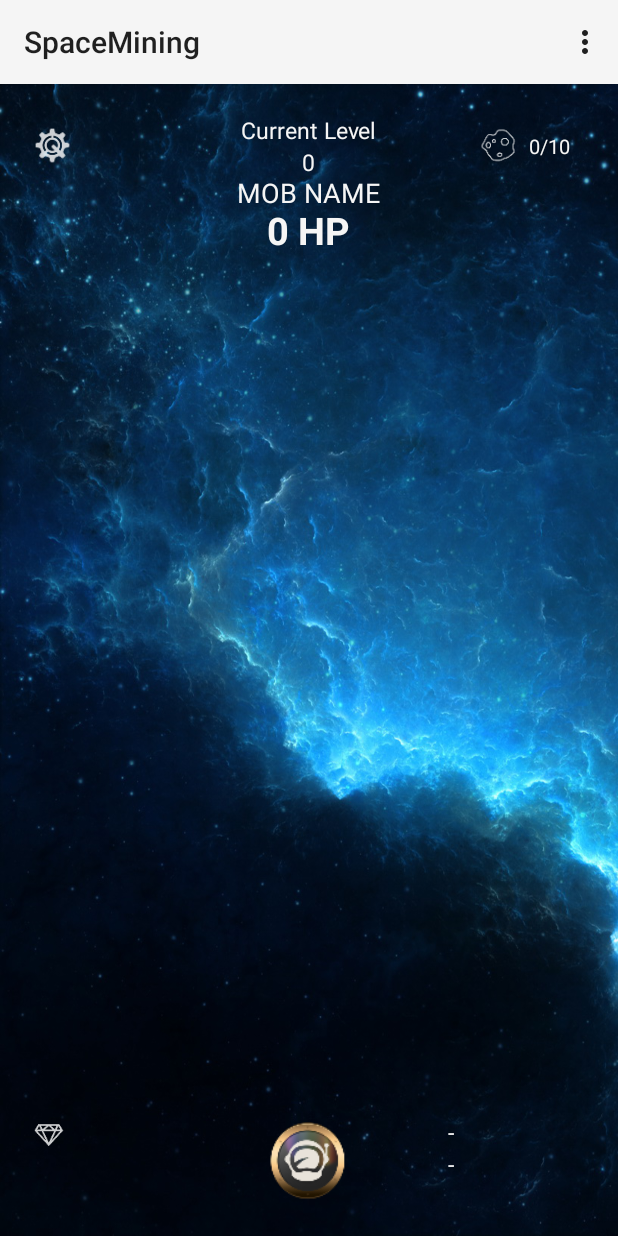
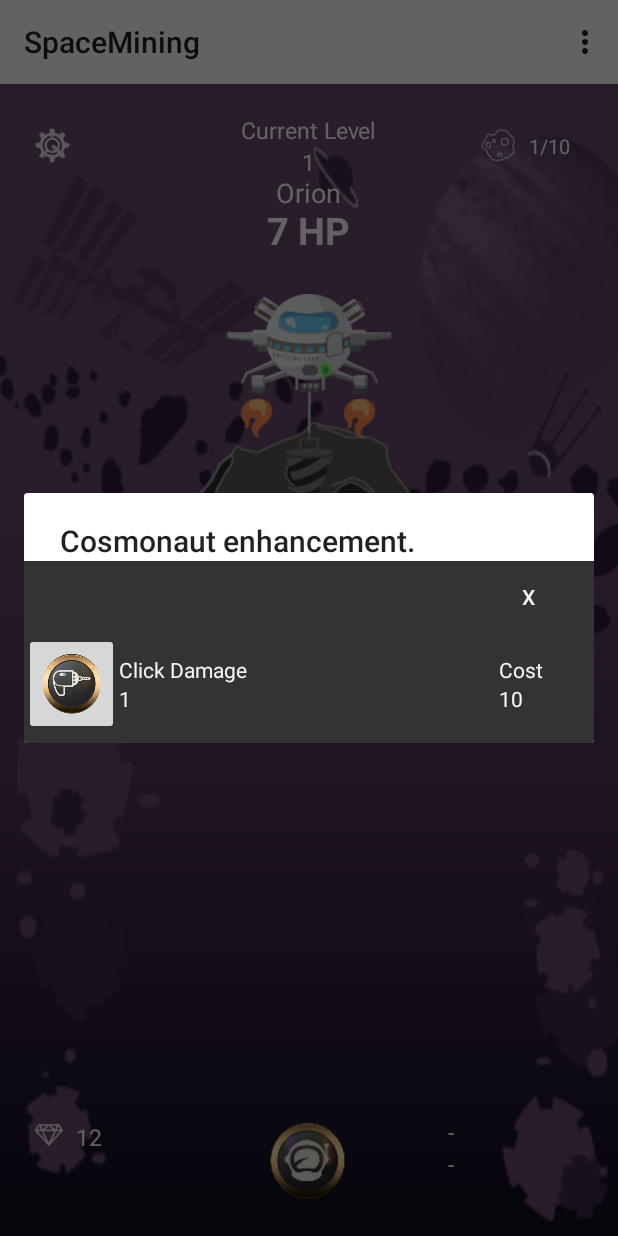
Before and after one commit to adrienLePiou/SpaceMining, an Android app: the screen it shows after launch (MainActivity), after a tap on an icon or button, on a phone screen of 412 x 824 dp. Run offline under Robolectric (Android 15) with nearby library versions, the phone set to English and light mode, and no system bars.

Commit message:
New POPUP for the Cosmonaut Menu enhancement. -> There is still a bug on the Display of click damage and next upgrade cost.
New Class : Spaceship (set and get DPS)
New Element : Spaceship

New Function for the DPS.

```diff
--- a/app/src/main/java/com/alp/android/spacemining/MainActivity.java
+++ b/app/src/main/java/com/alp/android/spacemining/MainActivity.java
@@ -2,16 +2,19 @@ package com.alp.android.spacemining;
 
 import android.annotation.TargetApi;
 import android.app.Activity;
+import android.app.Dialog;
 import android.graphics.Bitmap;
 import android.graphics.BitmapFactory;
 import android.os.Build;
 import android.os.Bundle;
+import android.os.Handler;
 import android.util.Log;
 import android.view.Menu;
 import android.view.MenuInflater;
 import android.view.MenuItem;
 import android.view.View;
 import android.view.ViewGroup;
+import android.widget.ImageButton;
 import android.widget.ImageView;
 import android.widget.PopupMenu;
 import android.widget.RelativeLayout;
@@ -36,6 +39,7 @@ import android.widget.PopupWindow;
 
 
 import java.util.Random;
+import java.util.Timer;
 
 public class MainActivity extends Activity {
 
@@ -43,17 +47,91 @@ public class MainActivity extends Activity {
     protected void onCreate(Bundle savedInstanceState) {
         super.onCreate(savedInstanceState);
         setContentView(R.layout.activity_main);
+        displayAsteroidStyle(AsteroidStyle);
+        displayCurrentLvl(lvl);
+        displayLvlName(LvlName);
 
+        // DPS TIMER METHOD
+        final Handler h = new Handler();
+        h.postDelayed(new Runnable()
+        {
+            private long time = 0;
 
+            @Override
+            public void run() {
+                DPS();
+                if( asteroidHP > 0 ){
+                    /* The hp of the mob decreases*/
+                    displayMobLife(asteroidHP);
+                } else { /* If the monster doesn't have HP anymore*/
+                    totalCrystal = totalCrystal + Asteroid.getAsteroidGold(lvl); /* We had the gold of the monster to the total amount of gold*/
+                    astKilled = astKilled + 1; /* We increment the number of monster killed*/
+                    displayAsteroidsKilled(astKilled); /* We display the number of monster killed*/
+                    displayTotalCrystal(totalCrystal); /* We display the total gold we have*/
+                    if (astKilled % 10 == 0){ /*  If the amount of monster killed is dividable by 10 */
+                        displayAsteroidsKilled(astKilled);
+                        lvl = lvl + 1; /* We increment the lvl */
+                        astKilled = 0;
+                        Asteroid = new asteroid(); /* We create the new monster */
+                        Asteroid.setLvl(lvl); /* We set the new lvl */
+                        asteroidHP = Asteroid.getAsteroidHP(); /* We create a new monster */
+                        AsteroidStyle = Asteroid.getAsteroidStyle(); /* We get its color */
+                        displayMobLife(asteroidHP); /* We display the monster's HP */
+                        displayAsteroidStyle(AsteroidStyle); /* We display its color */
+                        displayAsteroidsKilled(astKilled);
+                    } else { /* If we didn't kill 10 monsters */
+                        Asteroid = new asteroid(); /* We create the new monster */
+                        Asteroid.setLvl(lvl); /* We set the new lvl */
+                        asteroidHP = Asteroid.getAsteroidHP(); /* We create a new monster */
+                        AsteroidStyle = Asteroid.getAsteroidStyle(); /* We get its color */
+                        displayMobLife(asteroidHP); /* We display the monster's HP */
+                        displayAsteroidStyle(AsteroidStyle); /* We display its color */
+                        displayAsteroidsKilled(astKilled);
+                    }
+                }
+                time += 1000;
+                Log.d("TimerExample", "Going for... " + time);
+                h.postDelayed(this, 1000);
+            }
+        }, 1000); // 1 second delay (takes millis)
 
-        Button popUpButton = (Button) findViewById(R.id.open);
-        popUpButton.setOnClickListener(new OnClickListener() {
+        // CREATE COSMONAUT ENHANCEMENT POPUP MENU
+
+        Button button = (Button) findViewById(R.id.open);
+
+        // add button listener
+        button.setOnClickListener(new OnClickListener() {
 
             @Override
             public void onClick(View arg0) {
-                // TODO Auto-generated method stub
-                if (p != null)
-                    showPopup(MainActivity.this, p);
+
+                // custom dialog
+                final Dialog dialog = new Dialog(MainActivity.this);
+                dialog.setContentView(R.layout.cosmonaute_popup);
+                dialog.setTitle("Cosmonaut enhancement.");
+                //dialog.getWindow().getAttributes().y = 400;
+
+                final TextView heroCDCostTxt = (TextView) dialog.findViewById(R.id.pu_cd_cost);
+                heroCDCostTxt.setText(String.valueOf(heroCDCost));
+                Button dialogButton = (Button) dialog.findViewById(R.id.close);
+                // if button is clicked, close the custom dialog
+                dialogButton.setOnClickListener(new OnClickListener() {
+                    @Override
+                    public void onClick(View v) {
+                        dialog.dismiss();
+                    }
+                });
+
+                ImageButton CDButton = (ImageButton) dialog.findViewById(R.id.imageButton1);
+                // if button is clicked, Activate setClickDmg function.
+                CDButton.setOnClickListener(new OnClickListener() {
+                    @Override
+                    public void onClick(View v) {
+                        setClickDmg(findViewById(R.id.LinearCosmonautePopup));
+                    }
+                });
+
+                dialog.show();
             }
         });
     }
@@ -80,81 +158,6 @@ public class MainActivity extends Activity {
         return super.onOptionsItemSelected(item);
     }
 
-    private Point p;
-
-    @Override
-    public void onWindowFocusChanged(boolean hasFocus) {
-        int[] location = new int[2];
-        Button button = (Button) findViewById(R.id.open);
-
-        button.getLocationOnScreen(location);
-        // Initialize the Point with x, and y positions
-        p = new Point();
-        p.x = location[0];
-        p.y = location[1];
-
-
-
-    }
-
-
-
-    public void showPopup(final Activity context, Point p) {
-
-        Rect rectgle= new Rect();
-        Window window= getWindow();
-        window.getDecorView().getWindowVisibleDisplayFrame(rectgle);
-        int StatusBarHeight= rectgle.top;
-        int contentViewTop=
-                window.findViewById(Window.ID_ANDROID_CONTENT).getTop();
-        int TitleBarHeight= contentViewTop - StatusBarHeight;
-        Display display = ((WindowManager) getSystemService(Context.WINDOW_SERVICE)).getDefaultDisplay();
-        int popupWidth = display.getWidth();
-        int popupHeight = (display.getHeight()-TitleBarHeight);
-
-        // Inflate the popup_layout.xml
-        RelativeLayout viewGroup = (RelativeLayout) context
-                .findViewById(R.id.LinearCosmonautePopup);
-        LayoutInflater layoutInflater = (LayoutInflater) context
-                .getSystemService(Context.LAYOUT_INFLATER_SERVICE);
-        View layout = layoutInflater.inflate(R.layout.cosmonaute_popup, viewGroup);
-
-
-        // Creating the PopupWindow
-        final PopupWindow popup = new PopupWindow(context);
-        popup.setContentView(layout);
-        popup.setWidth(popupWidth);
-        popup.setHeight(popupHeight);
-        popup.setFocusable(true);
-        popup.setAnimationStyle(R.style.PopupWindowAnimation);
-        ((TextView)popup.getContentView().findViewById(R.id.pu_cd_cost)).setText(String.valueOf(heroCDCost));
-        ((TextView)popup.getContentView().findViewById(R.id.totalCDTxt)).setText(String.valueOf(clickDmg));
-
-
-        // Some offset to align the popup a bit to the right, and a bit down,
-        // relative to button's position.
-
-        int OFFSET_X = 0;
-        int OFFSET_Y = 0;
-        // Clear the default translucent background
-        popup.setBackgroundDrawable(new BitmapDrawable());
-        // Displaying the popup at the specified location, + offsets.
-        popup.showAtLocation(layout, Gravity.NO_GRAVITY, p.x + OFFSET_X, p.y
-                + OFFSET_Y);
-
-        // Getting a reference to Close button, and close the popup when
-        // clicked.
-        Button close = (Button) layout.findViewById(R.id.close);
-        close.setOnClickListener(new OnClickListener() {
-            @Override
-            public void onClick(View v) {
-                popup.dismiss();
-            }
-        });
-
-
-    }
-
     public void displayCurrentLvl(int lvl){
         TextView currentLvlText = (TextView) findViewById(R.id.currentLvlText);
         currentLvlText.setText(String.valueOf(lvl));
@@ -175,25 +178,15 @@ public class MainActivity extends Activity {
         totalMKTxt.setText(String.valueOf(astKilled + "/10"));
     }
 
-    public void displayTotalCrystal(int totalCrystal){
-        TextView totalGoldTxt = (TextView) findViewById(R.id.totalCrystalTxt);
+    public void displayTotalCrystal(int totalCrystal) {
+        final TextView totalGoldTxt = (TextView) findViewById(R.id.totalCrystalTxt);
         totalGoldTxt.setText(String.valueOf(totalCrystal));
     }
 
     public void displayNextPuCDCost(int heroCDCost){
-
-        LayoutInflater layoutInflater =
-                (LayoutInflater)MainActivity.this
-                        .getSystemService(LAYOUT_INFLATER_SERVICE);
-        View popupView = layoutInflater.inflate(R.layout.cosmonaute_popup, null);
-        PopupWindow popupWindow = new PopupWindow(getBaseContext());
-
-
-        ((TextView)popupWindow.getContentView().findViewById(R.id.pu_cd_cost)).setText(String.valueOf(heroCDCost));
-       // TextView heroCDCostTxt = (TextView) popupView.getContentView().findViewById(R.id.pu_cd_cost);
-        //heroCDCostTxt.setText(String.valueOf(heroCDCost));
-
-
+        final Dialog dialog = new Dialog(MainActivity.this);
+        final TextView heroCDCostTxt = (TextView) dialog.findViewById(R.id.pu_cd_cost);
+        heroCDCostTxt.setText(String.valueOf(heroCDCost));
     }
 
     @TargetApi(Build.VERSION_CODES.JELLY_BEAN)
@@ -204,9 +197,17 @@ public class MainActivity extends Activity {
         image.setImageBitmap(bMap);
     }
 
+    public void DPS(){
+        asteroidHP = asteroidHP - spaceshipDPS;
+    };
+
+
+
 
     asteroid Asteroid = new asteroid();
     Cosmonaute cosmonaute = new Cosmonaute();
+    Spaceship spaceship = new Spaceship();
+    int spaceshipDPS = spaceship.getDPS();
     int asteroidHP = Asteroid.getAsteroidHP();
     int lvl = 1;
     String AsteroidStyle = Asteroid.getAsteroidStyle();
@@ -232,7 +233,7 @@ public class MainActivity extends Activity {
     }
 
     /* Increase Click Damage */
-    public void setClickDmg(View popup){
+    public void setClickDmg(View view){
         if(totalCrystal - heroCDCost >= 0){
             cosmonaute.setClickDamage(1);
             clickDmg = cosmonaute.getClickDamage();
@@ -241,9 +242,8 @@ public class MainActivity extends Activity {
             heroLvl = cosmonaute.getCosmonauteLvl();
             heroCDCost = (int) Math.floor(heroCDCost * Math.pow(1.07, heroLvl));
             displayTotalCrystal(totalCrystal);
-            displayNextPuCDCost(heroCDCost);
+            //displayNextPuCDCost(heroCDCost);
             //displayClickDmg(clickDmg);
-
 
 
             Toast.makeText(
@@ -251,6 +251,8 @@ public class MainActivity extends Activity {
                     "Your Cosmonaute is now level " + cosmonaute.getCosmonauteLvl(),
                     Toast.LENGTH_SHORT
             ).show();
+
+
 
 
         } else {
--- /dev/null
+++ b/app/src/main/java/com/alp/android/spacemining/Spaceship.java
@@ -0,0 +1,22 @@
+package com.alp.android.spacemining;
+
+/**
+ * Created by piouter on 27/09/15.
+ */
+public class Spaceship {
+
+    public Spaceship(){
+        super();
+    }
+
+    int DPS = 1;
+
+    public int setDPS(int bonus){
+        DPS = DPS + bonus; //For now this is the way to improve DPS
+        return DPS;
+    }
+
+    public int getDPS() {
+        return DPS;
+    }
+}
--- a/app/src/main/res/layout/activity_main.xml
+++ b/app/src/main/res/layout/activity_main.xml
@@ -4,7 +4,7 @@
     android:layout_width="match_parent"
     android:layout_height="match_parent"
     tools:context=".MainActivity"
-    android:background="@drawable/galacticbck1"
+    android:background="@drawable/bg_lvl1"
     >
 
     <LinearLayout
@@ -117,12 +117,22 @@
         android:textColor="#f5f5f5"
         />
 
+
     <ImageView
         android:id="@+id/asteroidView"
-        android:layout_width="200dp"
-        android:layout_height="200dp"
+        android:layout_width="180dp"
+        android:layout_height="180dp"
         android:layout_centerHorizontal="true"
-        android:layout_marginTop="180dp"
+        android:layout_marginTop="220dp"
+        />
+
+    <ImageView
+        android:id="@+id/spaceshipView"
+        android:layout_width="160dp"
+        android:layout_height="160dp"
+        android:layout_centerHorizontal="true"
+        android:layout_marginTop="140dp"
+        android:src="@drawable/spaceship_base"
         />
 
     <LinearLayout
--- a/app/src/main/res/layout/cosmonaute_popup.xml
+++ b/app/src/main/res/layout/cosmonaute_popup.xml
@@ -1,9 +1,8 @@
 <?xml version="1.0" encoding="utf-8"?>
 <RelativeLayout xmlns:android="http://schemas.android.com/apk/res/android"
     android:id="@+id/LinearCosmonautePopup"
-    android:layout_width="match_parent"
+    android:layout_width="fill_parent"
     android:layout_height="wrap_content"
-    android:gravity="bottom"
     android:orientation="vertical"
     >
 
@@ -11,7 +10,7 @@
         android:layout_width="match_parent"
         android:layout_height="wrap_content"
         android:background="@color/colorPopUpMarcoWindow"
-        android:layout_alignParentBottom="true"
+
         android:orientation="vertical" >
 
         <Button
@@ -19,34 +18,32 @@
             android:layout_width="wrap_content"
             android:layout_height="wrap_content"
             android:layout_gravity="right"
-            android:layout_marginRight="5dp"
             android:background="@color/colorPopUpMarcoWindow"
             android:text="@string/closebutton"
+            style="?android:attr/borderlessButtonStyle"
             android:textColor="#F5F5F5"/>
 
         <LinearLayout
             android:layout_width="match_parent"
             android:layout_height="wrap_content"
             android:layout_marginBottom="5dp"
-            android:layout_marginLeft="5dp"
-            android:layout_marginRight="5dp"
             android:background="@color/colorPopUpWindow"
             android:gravity="center"
             android:orientation="horizontal" >
 
-            <ImageView
+            <ImageButton
                 android:id="@+id/imageButton1"
                 android:layout_width="0dp"
                 android:layout_weight="1"
                 android:layout_height="wrap_content"
                 android:src="@mipmap/ic_hero_drill"
-                android:onClick="setClickDmg"/>
+                />
 
             <LinearLayout
                 android:layout_width="0dp"
                 android:layout_height="wrap_content"
                 android:orientation="vertical"
-                android:layout_weight="2">
+                android:layout_weight="4">
 
                 <TextView
                     android:layout_width="wrap_content"
@@ -66,13 +63,17 @@
                 android:layout_width="0dp"
                 android:layout_height="wrap_content"
                 android:orientation="vertical"
-                android:layout_weight="1">
+                android:layout_weight="1"
+                android:textAlignment="viewEnd">
+
 
                 <TextView
                     android:layout_width="wrap_content"
                     android:layout_height="wrap_content"
                     android:text="Cost"
-                    android:textColor="#f5f5f5"/>
+                    android:layout_marginRight="5dp"
+                    android:textColor="#f5f5f5"
+                    />
 
 
                 <TextView
@@ -80,7 +81,9 @@
                     android:layout_width="wrap_content"
                     android:layout_height="wrap_content"
                     android:text="-"
+                    android:layout_marginRight="5dp"
                     android:textColor="#f5f5f5"
+
                     />
 
             </LinearLayout>
--- a/app/src/main/res/values/strings.xml
+++ b/app/src/main/res/values/strings.xml
@@ -3,7 +3,7 @@
 
     <string name="hello_world">Hello world!</string>
     <string name="action_settings">Settings</string>
-    <string name="closebutton">Close [x]</string>
+    <string name="closebutton">x</string>
 
     <color name="colorPopUp">#333333</color>
     <color name="colorPopUpWindow">#333333</color>
```
Also changed, not shown: app/src/main/res/drawable/bg_lvl1.png (added), app/src/main/res/drawable/spaceship_base.png (added).
